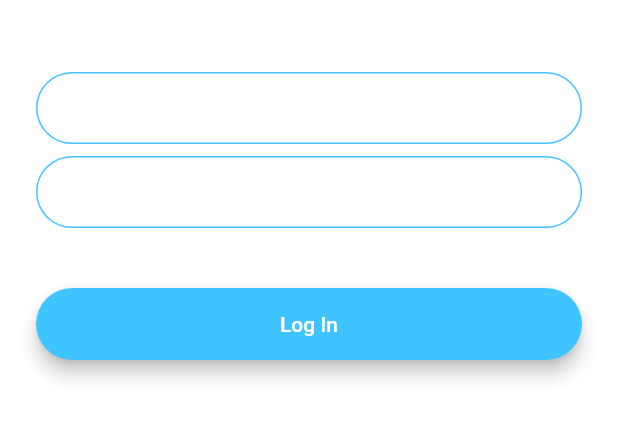
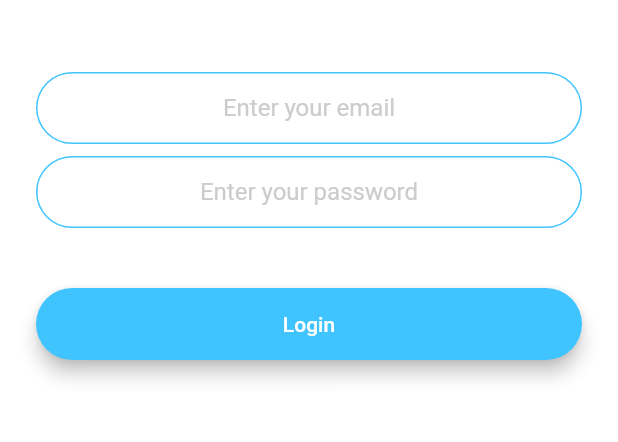
Before and after one commit to Maran8394/chat, a Flutter app: the LoginScreen screen opened by its route, on a phone screen of 412 x 824 dp, the part 576-1018 px from its top. Run offline on Flutter 3.47's test engine with Material 2 defaults, Android fonts, the phone set to English and light mode, and no system bars; drawn by our look-alikes of modal_progress_hud_nsn; our stand-ins replace animated_text_kit, cloud_firestore, firebase_auth, firebase_core; accounts and stored records are empty.

Commit message:
login fixed

```diff
--- /dev/null
+++ b/lib/components/rounded_btn.dart
@@ -0,0 +1,34 @@
+import 'package:flutter/material.dart';
+
+class RoundedButton extends StatelessWidget {
+  final Color clr;
+  final String text;
+  final VoidCallback onPress;
+  const RoundedButton({
+    Key? key,
+    required this.text,
+    required this.onPress,
+    required this.clr,
+  }) : super(key: key);
+
+  @override
+  Widget build(BuildContext context) {
+    return Padding(
+      padding: const EdgeInsets.symmetric(vertical: 16.0),
+      child: Material(
+        elevation: 5.0,
+        color: clr,
+        borderRadius: BorderRadius.circular(30.0),
+        child: MaterialButton(
+          onPressed: onPress,
+          minWidth: 200.0,
+          height: 42.0,
+          child: Text(
+            text,
+            style: const TextStyle(color: Colors.white),
+          ),
+        ),
+      ),
+    );
+  }
+}
--- a/lib/constants.dart
+++ b/lib/constants.dart
@@ -17,3 +17,20 @@ const kMessageContainerDecoration = BoxDecoration(
     top: BorderSide(color: Colors.lightBlueAccent, width: 2.0),
   ),
 );
+
+const kInputDecoration = InputDecoration(
+  hintText: 'Enter a value',
+  hintStyle: TextStyle(color: Color(0XFFCCCCCC)),
+  contentPadding: EdgeInsets.symmetric(vertical: 10.0, horizontal: 20.0),
+  border: OutlineInputBorder(
+    borderRadius: BorderRadius.all(Radius.circular(32.0)),
+  ),
+  enabledBorder: OutlineInputBorder(
+    borderSide: BorderSide(color: Colors.lightBlueAccent, width: 1.0),
+    borderRadius: BorderRadius.all(Radius.circular(32.0)),
+  ),
+  focusedBorder: OutlineInputBorder(
+    borderSide: BorderSide(color: Colors.lightBlueAccent, width: 2.0),
+    borderRadius: BorderRadius.all(Radius.circular(32.0)),
+  ),
+);
--- a/lib/screens/login_screen.dart
+++ b/lib/screens/login_screen.dart
@@ -1,4 +1,10 @@
+import 'package:chat/constants.dart';
+import 'package:chat/screens/chat_screen.dart';
+import 'package:firebase_auth/firebase_auth.dart';
 import 'package:flutter/material.dart';
+import 'package:modal_progress_hud_nsn/modal_progress_hud_nsn.dart';
+
+import '../components/rounded_btn.dart';
 
 class LoginScreen extends StatefulWidget {
   static const String id = "login_screen";
@@ -8,12 +14,26 @@ class LoginScreen extends StatefulWidget {
 }
 
 class _LoginScreenState extends State<LoginScreen> {
+  static final _auth = FirebaseAuth.instance;
+  bool showSpinner = false;
+  TextEditingController emailController = TextEditingController();
+  TextEditingController passwordController = TextEditingController();
+
+  @override
+  void dispose() {
+    emailController.clear();
+    passwordController.clear();
+    super.dispose();
+  }
+
   @override
   Widget build(BuildContext context) {
     return Scaffold(
       backgroundColor: Colors.white,
-      body: Padding(
-        padding: EdgeInsets.symmetric(horizontal: 24.0),
+      body: ModalProgressHUD(
+        inAsyncCall: showSpinner,
+        child: Padding(
+          padding: const EdgeInsets.symmetric(horizontal: 24.0),
           child: Column(
             mainAxisAlignment: MainAxisAlignment.center,
             crossAxisAlignment: CrossAxisAlignment.stretch,
@@ -25,80 +45,59 @@ class _LoginScreenState extends State<LoginScreen> {
                   child: Image.asset('images/logo.png'),
                 ),
               ),
-            SizedBox(
+              const SizedBox(
                 height: 48.0,
               ),
               TextField(
-              onChanged: (value) {
-                //Do something with the user input.
-              },
-              decoration: InputDecoration(
-                hintText: 'Enter your email',
-                contentPadding:
-                    EdgeInsets.symmetric(vertical: 10.0, horizontal: 20.0),
-                border: OutlineInputBorder(
-                  borderRadius: BorderRadius.all(Radius.circular(32.0)),
-                ),
-                enabledBorder: OutlineInputBorder(
-                  borderSide:
-                      BorderSide(color: Colors.lightBlueAccent, width: 1.0),
-                  borderRadius: BorderRadius.all(Radius.circular(32.0)),
-                ),
-                focusedBorder: OutlineInputBorder(
-                  borderSide:
-                      BorderSide(color: Colors.lightBlueAccent, width: 2.0),
-                  borderRadius: BorderRadius.all(Radius.circular(32.0)),
+                keyboardType: TextInputType.emailAddress,
+                textAlign: TextAlign.center,
+                style: const TextStyle(color: Colors.black),
+                controller: emailController,
+                onChanged: (value) {},
+                decoration: kInputDecoration.copyWith(
+                  hintText: "Enter your email",
                 ),
               ),
-            ),
-            SizedBox(
+              const SizedBox(
                 height: 8.0,
               ),
               TextField(
-              onChanged: (value) {
-                //Do something with the user input.
-              },
-              decoration: InputDecoration(
-                hintText: 'Enter your password.',
-                contentPadding:
-                    EdgeInsets.symmetric(vertical: 10.0, horizontal: 20.0),
-                border: OutlineInputBorder(
-                  borderRadius: BorderRadius.all(Radius.circular(32.0)),
+                obscureText: true,
+                textAlign: TextAlign.center,
+                style: const TextStyle(color: Colors.black),
+                controller: passwordController,
+                onChanged: (value) {},
+                decoration:
+                    kInputDecoration.copyWith(hintText: "Enter your password"),
               ),
-                enabledBorder: OutlineInputBorder(
-                  borderSide:
-                      BorderSide(color: Colors.lightBlueAccent, width: 1.0),
-                  borderRadius: BorderRadius.all(Radius.circular(32.0)),
-                ),
-                focusedBorder: OutlineInputBorder(
-                  borderSide:
-                      BorderSide(color: Colors.lightBlueAccent, width: 2.0),
-                  borderRadius: BorderRadius.all(Radius.circular(32.0)),
-                ),
-              ),
-            ),
-            SizedBox(
+              const SizedBox(
                 height: 24.0,
               ),
-            Padding(
-              padding: EdgeInsets.symmetric(vertical: 16.0),
-              child: Material(
-                color: Colors.lightBlueAccent,
-                borderRadius: BorderRadius.all(Radius.circular(30.0)),
-                elevation: 5.0,
-                child: MaterialButton(
-                  onPressed: () {
-                    //Implement login functionality.
+              RoundedButton(
+                text: "Login",
+                onPress: () async {
+                  setState(() {
+                    showSpinner = true;
+                  });
+                  try {
+                    final loginStatus = await _auth.signInWithEmailAndPassword(
+                        email: emailController.text,
+                        password: passwordController.text);
+                    print(loginStatus);
+                    if (loginStatus != null) {
+                      Navigator.pushNamed(context, ChatScreen.id);
+                    }
+                    setState(() {
+                      showSpinner = false;
+                    });
+                  } catch (e) {
+                    print(e);
+                  }
                 },
-                  minWidth: 200.0,
-                  height: 42.0,
-                  child: Text(
-                    'Log In',
-                  ),
-                ),
-              ),
+                clr: Colors.lightBlueAccent,
               ),
             ],
+          ),
         ),
       ),
     );
--- a/pubspec.yaml
+++ b/pubspec.yaml
@@ -36,6 +36,10 @@ dependencies:
   cupertino_icons: ^1.0.2
   animated_text_kit: ^4.2.2
   device_preview: ^1.1.0
+  firebase_core: ^1.19.1
+  cloud_firestore: ^3.2.1
+  firebase_auth: ^3.4.1
+  modal_progress_hud_nsn: ^0.2.1
 
 dev_dependencies:
   flutter_test:
```
Also changed, not shown: lib/main.dart (+8 -11 lines), lib/screens/chat_screen.dart (+52 -2 lines), lib/screens/registration_screen.dart (+56 -60 lines), lib/screens/welcome_screen.dart (+23 -38 lines), pubspec.lock, 3 other files. Lines whose indentation alone changed are shown as unchanged.
